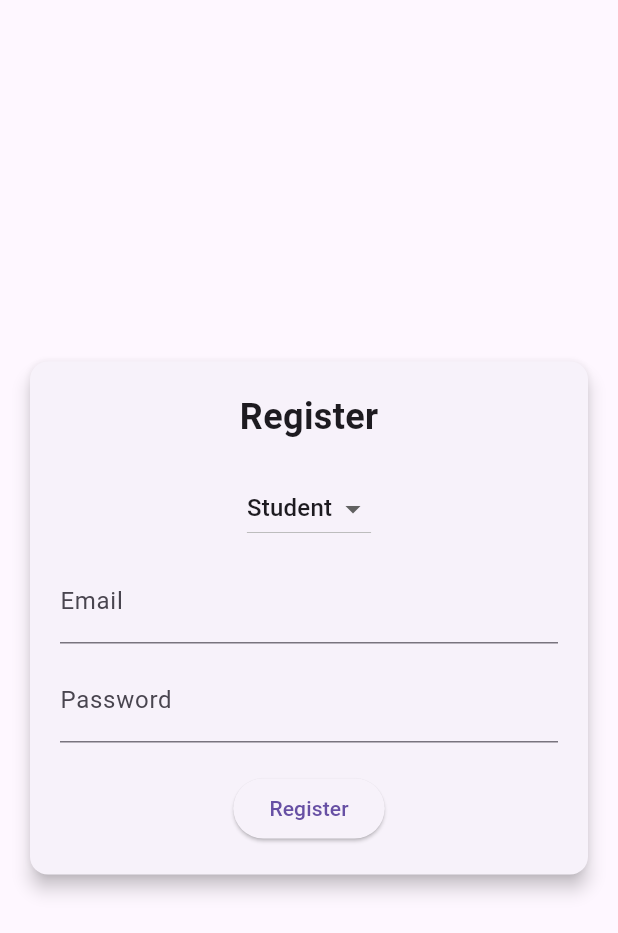
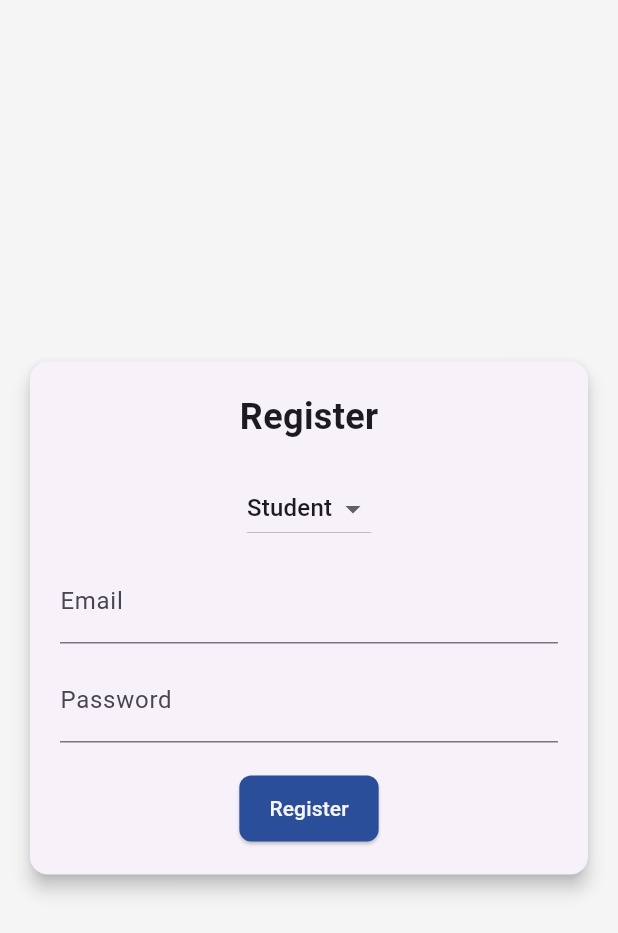
Before and after one commit to Mani-2567197/School_Management_firebase, a Flutter app: the screen it shows after launch, after a tap on an icon or button, on a phone screen of 412 x 824 dp. Shown: the top 933 px of the screen. Run offline on Flutter 3.47's test engine with Material 3 defaults, Android fonts, the phone set to English and light mode, and no system bars; our stand-ins replace cloud_firestore, dio, firebase_auth, firebase_core, go_router, shared_preferences; accounts and stored records are empty.

Commit message:
adding styles to the app

```diff
--- a/lib/fetures/auth/login/view/loginscreen.dart
+++ b/lib/fetures/auth/login/view/loginscreen.dart
@@ -14,7 +14,7 @@ class Loginscreen extends StatefulWidget {
 class _LoginScreenState extends State<Loginscreen> {
   final TextEditingController emailController = TextEditingController();
   final TextEditingController passwordController = TextEditingController();
-  String selectedRole = 'Student';
+  String selectedRole = 'Admin';
   bool isLoading = false;
 
   void login() async {
--- a/lib/fetures/student/addstudent/repository/studentrepository.dart
+++ b/lib/fetures/student/addstudent/repository/studentrepository.dart
@@ -35,7 +35,7 @@ class StudentRepository {
     await _firestore.collection('students').doc(student.id).update(student.toJson());
   }
   Future<Student?> fetchStudentData(String userId) async {
-    final doc = await _firestore.collection('students').doc(userId).get();
+    final doc = await _firestore.collection('users').doc(userId).get();
     if (doc.exists) {
       return Student.fromJson(doc.data()!);
     }
--- a/lib/fetures/student/addstudent/viewmodel/addstudentviewmodel.dart
+++ b/lib/fetures/student/addstudent/viewmodel/addstudentviewmodel.dart
@@ -5,6 +5,7 @@ import 'package:school_management_system/fetures/student/addstudent/model/studen
 import 'package:school_management_system/fetures/student/addstudent/repository/studentrepository.dart';
 import 'package:school_management_system/routes/routerconstaints.dart';
 import 'package:school_management_system/services/cities.dart';
+import 'package:school_management_system/utils/colorconstaints.dart';
 
 class Addstudentviewmodel extends ChangeNotifier {
   final StudentRepository _repository = StudentRepository();
@@ -54,7 +55,7 @@ class Addstudentviewmodel extends ChangeNotifier {
 
     await _repository.addStudent(student);
     ScaffoldMessenger.of(context).showSnackBar(SnackBar(content: Text('Student added successfully'),
-    backgroundColor: const Color.fromARGB(255, 194, 241, 218),));
+    backgroundColor: Colorconstaints.successColor,));
     GoRouter.of(context).go(Routerconstaints.dashboard);
 
     isLoading = false;
--- a/lib/fetures/teacher/addteacher/viewmodel/teachersviewmodel.dart
+++ b/lib/fetures/teacher/addteacher/viewmodel/teachersviewmodel.dart
@@ -4,6 +4,7 @@ import 'package:go_router/go_router.dart';
 import 'package:school_management_system/fetures/teacher/addteacher/model/teacher.dart';
 import 'package:school_management_system/fetures/teacher/addteacher/repository/teacherrepository.dart';
 import 'package:school_management_system/routes/routerconstaints.dart';
+import 'package:school_management_system/utils/colorconstaints.dart';
 
 class TeacherViewModel extends ChangeNotifier {
   final TeacherRepository _repository = TeacherRepository();
@@ -36,7 +37,7 @@ class TeacherViewModel extends ChangeNotifier {
       await _repository.addTeacher(newTeacher);
       ScaffoldMessenger.of(context).showSnackBar(const SnackBar(
         content: Text('Teacher added successfully'),
-        backgroundColor: Color.fromARGB(255, 130, 155, 131),
+        backgroundColor: Colorconstaints.successColor
       ));
       GoRouter.of(context).go(Routerconstaints.dashboard);
       notifyListeners();
@@ -44,7 +45,7 @@ class TeacherViewModel extends ChangeNotifier {
     } catch (e) {
       ScaffoldMessenger.of(context).showSnackBar(const SnackBar(
         content: Text('Failed to add teacher'),
-        backgroundColor: Color.fromARGB(255, 243, 180, 176),
+        backgroundColor: Colorconstaints.errorColor
       ));
     }
 
@@ -72,6 +73,7 @@ class TeacherViewModel extends ChangeNotifier {
   Future<void> deleteTeacher(String teacherId,String userRole) async {
     await _repository.deleteTeacher(teacherId,userRole);
     _teachers.removeWhere((teacher) => teacher.id == teacherId);
+    fetchAllTeachers(userRole);
     notifyListeners();
   }
 
--- a/lib/main.dart
+++ b/lib/main.dart
@@ -7,7 +7,7 @@ import 'package:school_management_system/fetures/teacher/addteacher/viewmodel/te
 import 'package:school_management_system/firebase_options.dart';
 import 'package:school_management_system/routes/routes.dart';
 import 'package:school_management_system/services/authservices.dart';
-
+import 'package:school_management_system/utils/themeprovider.dart';
 
 void main() async {
    WidgetsFlutterBinding.ensureInitialized();
@@ -20,7 +20,15 @@ void main() async {
     print('Error initializing Firebase: $e');
   }
 
-  runApp(const MyApp());
+  runApp(MultiProvider(
+      providers: [
+        ChangeNotifierProvider(create: (context) => AuthService()),
+        ChangeNotifierProvider(create: (context) => Addstudentviewmodel()),
+        ChangeNotifierProvider(create: (context) => TeacherViewModel()),
+        ChangeNotifierProvider(create: (context)=> RegistrationViewModel()),
+        ChangeNotifierProvider(create: (_)=> ThemeProvider())
+      ],
+      child: const MyApp(),),);
 }
 
 class MyApp extends StatelessWidget {
@@ -29,19 +37,12 @@ class MyApp extends StatelessWidget {
 
   @override
   Widget build(BuildContext context) {
-    return  MultiProvider(
-      providers: [
-        ChangeNotifierProvider(create: (context) => AuthService()),
-        ChangeNotifierProvider(create: (context) => Addstudentviewmodel()),
-        ChangeNotifierProvider(create: (context) => TeacherViewModel()),
-        ChangeNotifierProvider(create: (context)=> RegistrationViewModel())
-      ],
-      child: MaterialApp.router(
+     final themeProvider  = Provider.of<ThemeProvider>(context);
+    return MaterialApp.router(
         debugShowCheckedModeBanner: false,
         title: 'Play School Management',
-      //theme: AppTheme.lightTheme,
+        theme: themeProvider.themeData,
         routerConfig: AppRouter.router,
-      ),
     );
   }
 }
--- /dev/null
+++ b/lib/utils/colorconstaints.dart
@@ -0,0 +1,64 @@
+import 'package:flutter/material.dart';
+
+class Colorconstaints {
+  static const Color primaryColor = Color.fromARGB(255, 43, 78, 154);
+  static const Color secondaryColor = Color.fromARGB(255, 236, 194, 66);
+  static const Color backgroundColor = Color(0xFFF5F5F5);
+  static const Color textColor = Color(0xFF1C2C5B);
+  static const Color subtextColor = Colors.grey;
+  static const Color successColor = Colors.green;
+  static const Color errorColor = Colors.red;
+  static const Color tdcolor = Color.fromARGB(255, 229, 223, 223);
+
+  static ThemeData get lightTheme {
+    return ThemeData(
+      primaryColor: primaryColor,
+      scaffoldBackgroundColor: backgroundColor,
+      appBarTheme: AppBarTheme(
+        backgroundColor: primaryColor,
+        titleTextStyle: TextStyle(color: backgroundColor, fontSize: 20, fontWeight: FontWeight.bold),
+      ),
+      textTheme: TextTheme(
+        titleLarge: TextStyle(color: textColor, fontSize: 18, fontWeight: FontWeight.bold),
+        bodyLarge: TextStyle(color: subtextColor, fontSize: 16),
+      ),
+      elevatedButtonTheme: ElevatedButtonThemeData(
+        style: ElevatedButton.styleFrom(
+          backgroundColor: primaryColor,
+          foregroundColor: backgroundColor,
+          shape: RoundedRectangleBorder(borderRadius: BorderRadius.circular(8)),
+          padding: EdgeInsets.symmetric(vertical: 12, horizontal: 20),
+        ),
+      ),
+
+    );
+  }
+  static ThemeData get darkTheme {
+    return ThemeData(
+      primaryColor:primaryColor,
+      scaffoldBackgroundColor: Colors.black87,
+      cardColor: Colors.grey[900],
+      appBarTheme: AppBarTheme(
+        backgroundColor: primaryColor,
+        titleTextStyle: const TextStyle(
+          color: backgroundColor,
+          fontSize: 20,
+          fontWeight: FontWeight.bold,
+        ),
+      ),
+      textTheme: const TextTheme(
+        titleLarge: TextStyle(color:backgroundColor, fontSize: 24, fontWeight: FontWeight.bold),
+        bodyLarge: TextStyle(color:tdcolor, fontSize: 16),
+
+      ),
+      elevatedButtonTheme: ElevatedButtonThemeData(
+        style: ElevatedButton.styleFrom(
+          backgroundColor: secondaryColor,
+          foregroundColor: Colors.black,
+          shape: RoundedRectangleBorder(borderRadius: BorderRadius.circular(8)),
+          padding: const EdgeInsets.symmetric(vertical: 12, horizontal: 20),
+        ),
+      ),
+    );
+  }
+}
--- /dev/null
+++ b/lib/utils/themeprovider.dart
@@ -0,0 +1,36 @@
+import 'package:flutter/material.dart';
+import 'package:school_management_system/utils/colorconstaints.dart';
+import 'package:shared_preferences/shared_preferences.dart';
+class ThemeProvider extends ChangeNotifier {
+  ThemeData _themeData = Colorconstaints.lightTheme;
+  bool _isDarkMode = false;
+
+   ThemeProvider() {
+   _themeData = Colorconstaints.lightTheme;
+   init();
+  }
+
+  Future<void> init() async {
+    await _loadThemePreference();
+  }
+
+  ThemeData get themeData => _themeData;
+  bool get isDarkMode => _isDarkMode;
+  void toggleTheme() {
+    _isDarkMode = !_isDarkMode;
+    _themeData = _isDarkMode ? Colorconstaints.darkTheme : Colorconstaints.lightTheme;
+    _saveThemePreference(_isDarkMode);
+    notifyListeners();
+  }
+   Future<void> _saveThemePreference(bool isDark) async {
+    final prefs = await SharedPreferences.getInstance();
+    await prefs.setBool('isDarkMode', isDark);
+  }
+
+  Future<void> _loadThemePreference() async {
+    final prefs = await SharedPreferences.getInstance();
+    _isDarkMode = prefs.getBool('isDarkMode') ?? false;
+    _themeData = _isDarkMode ? Colorconstaints.darkTheme : Colorconstaints.lightTheme;
+    notifyListeners();
+  }
+}
--- a/pubspec.yaml
+++ b/pubspec.yaml
@@ -41,6 +41,7 @@ dependencies:
   cloud_firestore: ^5.6.5
   provider: ^6.1.2
   go_router: ^14.8.1
+  shared_preferences: ^2.5.2
 
 dev_dependencies:
   flutter_test:
```
Also changed, not shown: lib/fetures/dashboard/dashboard.dart (+16 -6 lines), lib/fetures/student/addstudent/view/addstudent.dart (+4 -4 lines), lib/fetures/student/editstudent/view/editstudent.dart (+7 -4 lines), lib/fetures/student/getallstudents/view/getallstudents.dart (+21 -20 lines), lib/fetures/teacher/addteacher/view/addteacher.dart (+2 -12 lines), lib/fetures/teacher/editteacher/view/editteacher.dart (+84 -33 lines), lib/fetures/teacher/getallteachers/view/getallteachers.dart (+36 -12 lines), pubspec.lock, 2 other files.
